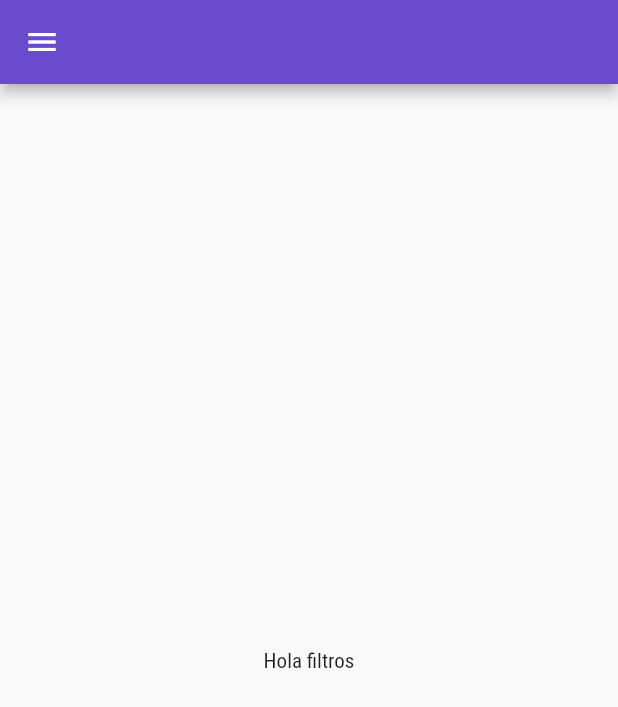
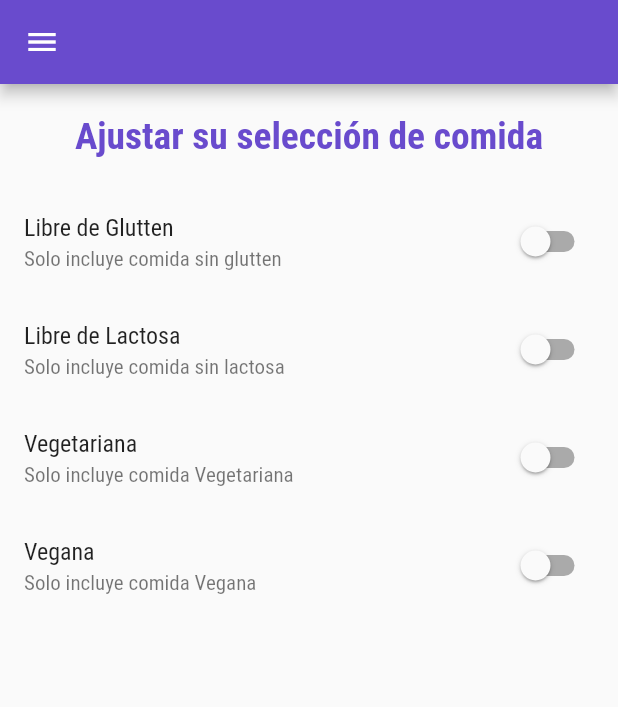
Before and after one commit to hrsd83/App_Recetas, a Flutter app: the FilterScreen screen opened by its route, on a phone screen of 412 x 824 dp. Shown: the top 707 px of the screen. Run offline on Flutter 3.47's test engine with Material 2 defaults, Android fonts, the light colour scheme and no system bars; our stand-ins replace animate_do.

Commit message:
Se crea el metodo para ajustar la seleccion de comida en el menu de ajustes

```diff
--- a/lib/screens/category_meals_screen.dart
+++ b/lib/screens/category_meals_screen.dart
@@ -16,15 +16,16 @@ class CategoryMealsScreen extends StatefulWidget {
 class _CategoryMealsScreenState extends State<CategoryMealsScreen> {
   late String categoryTitle;
   late List<dynamic> displayedMeals;
+  var _loadedInitData = false;
   @override
   void initState() {
-
     super.initState();
   }
 
   @override
   void didChangeDependencies() {
-    final routeArgs =
+    if (!_loadedInitData) {
+      final routeArgs =
         ModalRoute.of(context)?.settings.arguments as Map<String, dynamic>;
     final categoryTitle = routeArgs['title'];
     final categoryId = routeArgs['id'];
@@ -32,6 +33,9 @@ class _CategoryMealsScreenState extends State<CategoryMealsScreen> {
     displayedMeals = DUMMY_MEALS.where((meal) {
       return meal.categories.contains(categoryId);
     }).toList();
+    _loadedInitData = true;
+    }
+
     super.didChangeDependencies();
   }
 
--- a/lib/screens/filters_screen.dart
+++ b/lib/screens/filters_screen.dart
@@ -2,22 +2,91 @@ import 'package:app_recetas/utils/colors.dart';
 import 'package:app_recetas/widgets/main_drawer.dart';
 import 'package:flutter/material.dart';
 
-class FilterScreen extends StatelessWidget {
+class FilterScreen extends StatefulWidget {
   static const routeName = '/filter';
   const FilterScreen({super.key});
 
   @override
+  State<FilterScreen> createState() => _FilterScreenState();
+}
+
+class _FilterScreenState extends State<FilterScreen> {
+  bool _gluttenFree = false;
+  bool _vegetarian = false;
+  bool _vegan = false;
+  bool _lactoseFree = false;
+
+  @override
   Widget build(BuildContext context) {
     return Scaffold(
-      appBar: AppBar(
-        backgroundColor: pColor,
-      ),
-      drawer: MainDrawer(),
-      body: Center(
-        child: Container(
-          child: Text('Hola filtros'),
+        appBar: AppBar(
+          backgroundColor: pColor,
         ),
-      ),
+        drawer: MainDrawer(),
+        body: Column(
+          children: <Widget>[
+            Container(
+              padding: EdgeInsets.all(20),
+              child: Text(
+                textAlign: TextAlign.center,
+                'Ajustar su selección de comida',
+                style: TextStyle(
+                    color: pColor,
+                    fontFamily: 'Roboto',
+                    fontWeight: FontWeight.bold,
+                    fontSize: 25),
+              ),
+            ),
+            Expanded(
+              child: ListView(
+                children: <Widget>[
+                  _buildSwitchListTile(
+                      'Libre de Glutten',
+                      'Solo incluye comida sin glutten',
+                      _gluttenFree, (newValue) {
+                    setState(() {
+                      _gluttenFree = newValue;
+                    });
+                  }),
+                  _buildSwitchListTile(
+                      'Libre de Lactosa',
+                      'Solo incluye comida sin lactosa',
+                      _lactoseFree, (newValue) {
+                    setState(() {
+                      _lactoseFree = newValue;
+                    });
+                  }),
+                  _buildSwitchListTile(
+                      'Vegetariana',
+                      'Solo incluye comida Vegetariana',
+                      _vegetarian, (newValue) {
+                    setState(() {
+                      _vegetarian = newValue;
+                    });
+                  }),
+                  _buildSwitchListTile(
+                      'Vegana',
+                      'Solo incluye comida Vegana',
+                      _vegan, (newValue) {
+                    setState(() {
+                      _vegan = newValue;
+                    });
+                  }),
+                ],
+              ),
+            ),
+          ],
+        ));
+  }
+
+//Metodo para ajustar seleccion de comida
+  SwitchListTile _buildSwitchListTile(
+      String title, String description, bool currentValue, updateValue) {
+    return SwitchListTile(
+      value: currentValue,
+      title: Text(title),
+      subtitle: Text(description),
+      onChanged: updateValue,
     );
   }
 }
```
